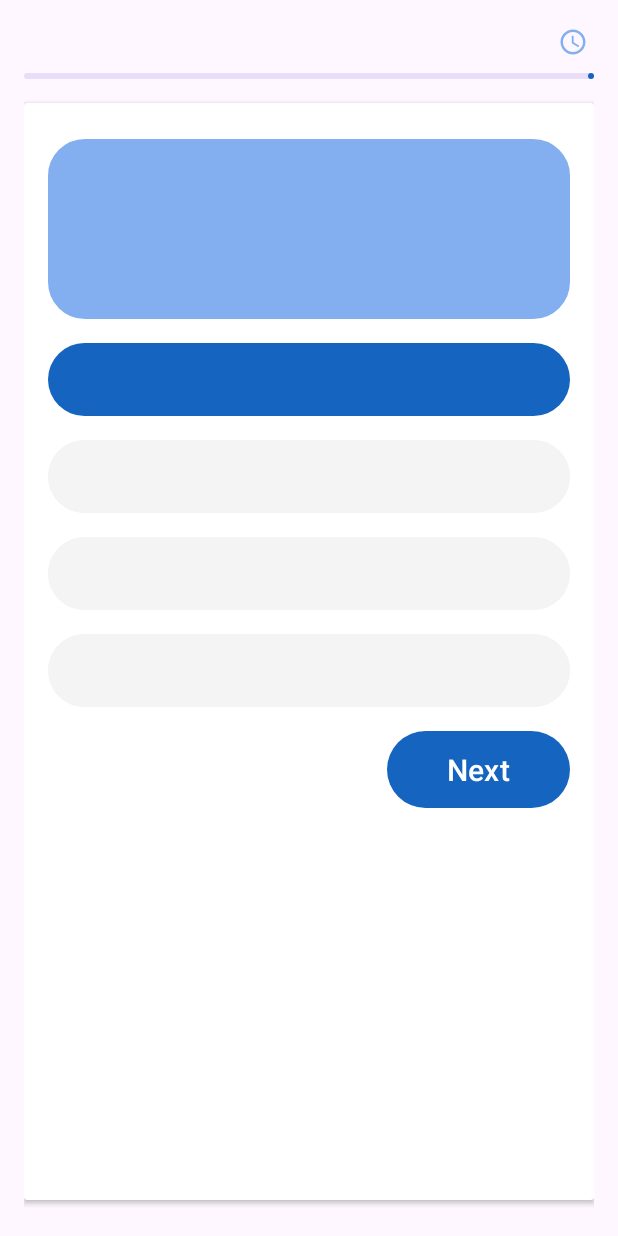
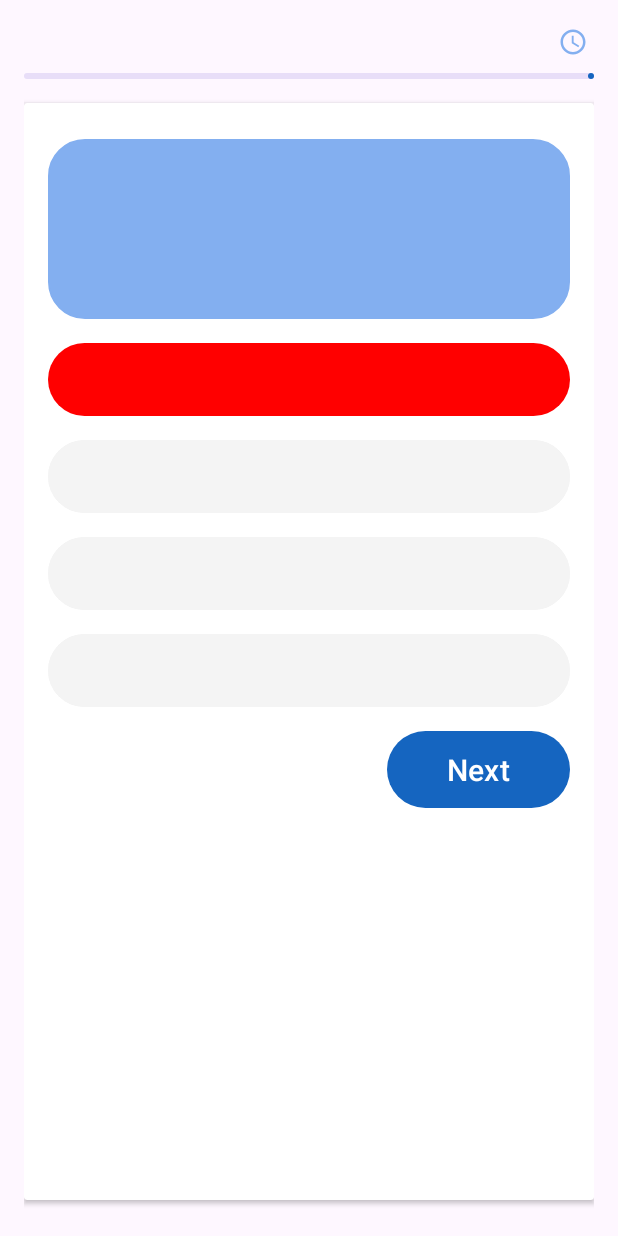
Before and after one commit to XoXoTheFrozenFox/HonoursProjectKotlin, an Android app: the QuizActivity screen opened directly, with no data from a screen before it, after a tap on an icon or button, on a phone screen of 412 x 824 dp. Run offline under Robolectric (Android 15) with nearby library versions, the phone set to English and light mode, and no system bars; 3 statements that could not run were skipped.

Commit message:
Added red and green ticks when correct answer is selected or wrong answer is selected
added

```diff
--- a/app/src/main/java/np/com/bimalkafle/quizonline/QuizActivity.kt
+++ b/app/src/main/java/np/com/bimalkafle/quizonline/QuizActivity.kt
@@ -11,20 +11,20 @@ import android.widget.Toast
 import androidx.appcompat.app.AlertDialog
 import np.com.bimalkafle.quizonline.databinding.ActivityQuizBinding
 import np.com.bimalkafle.quizonline.databinding.ScoreDialogBinding
-import kotlin.math.min
 
-class QuizActivity : AppCompatActivity(),View.OnClickListener {
+class QuizActivity : AppCompatActivity(), View.OnClickListener {
 
     companion object {
-        var questionModelList : List<QuestionModel> = listOf()
-        var time : String = ""
+        var questionModelList: List<QuestionModel> = listOf()
+        var time: String = ""
     }
 
     lateinit var binding: ActivityQuizBinding
 
-    var currentQuestionIndex = 0;
+    var currentQuestionIndex = 0
     var selectedAnswer = ""
-    var score = 0;
+    var score = 0
+    var isAnswerLocked = false
 
     override fun onCreate(savedInstanceState: Bundle?) {
         super.onCreate(savedInstanceState)
@@ -42,84 +42,148 @@ class QuizActivity : AppCompatActivity(),View.OnClickListener {
         startTimer()
     }
 
-    private fun startTimer(){
+    private fun startTimer() {
         val totalTimeInMillis = time.toInt() * 60 * 1000L
-        object : CountDownTimer(totalTimeInMillis,1000L){
+        object : CountDownTimer(totalTimeInMillis, 1000L) {
             override fun onTick(millisUntilFinished: Long) {
-                val seconds = millisUntilFinished /1000
-                val minutes = seconds/60
+                val seconds = millisUntilFinished / 1000
+                val minutes = seconds / 60
                 val remainingSeconds = seconds % 60
-                binding.timerIndicatorTextview.text = String.format("%02d:%02d", minutes,remainingSeconds)
-
+                binding.timerIndicatorTextview.text =
+                    String.format("%02d:%02d", minutes, remainingSeconds)
             }
 
             override fun onFinish() {
-                //Finish the quiz
+                // Finish the quiz
+                finishQuiz()
             }
-
         }.start()
     }
 
-    private fun loadQuestions(){
-        selectedAnswer = ""
-        if(currentQuestionIndex == questionModelList.size){
+    private fun loadQuestions() {
+        if (currentQuestionIndex == questionModelList.size) {
             finishQuiz()
             return
         }
 
         binding.apply {
-            questionIndicatorTextview.text = "Question ${currentQuestionIndex+1}/ ${questionModelList.size} "
+            questionIndicatorTextview.text =
+                "Question ${currentQuestionIndex + 1}/ ${questionModelList.size} "
             questionProgressIndicator.progress =
-                ( currentQuestionIndex.toFloat() / questionModelList.size.toFloat() * 100 ).toInt()
+                (currentQuestionIndex.toFloat() / questionModelList.size.toFloat() * 100).toInt()
             questionTextview.text = questionModelList[currentQuestionIndex].question
             btn0.text = questionModelList[currentQuestionIndex].options[0]
             btn1.text = questionModelList[currentQuestionIndex].options[1]
             btn2.text = questionModelList[currentQuestionIndex].options[2]
             btn3.text = questionModelList[currentQuestionIndex].options[3]
         }
+
+        isAnswerLocked = false // Enable answer selection for the current question
+        resetButtonColors() // Reset button colors to default
     }
 
     override fun onClick(view: View?) {
+        if (isAnswerLocked && view?.id != R.id.next_btn) return // Prevent changes if answer is locked
 
+        val clickedBtn = view as Button
+        when (clickedBtn.id) {
+            R.id.next_btn -> {
+                // Next button is clicked
+                if (selectedAnswer.isEmpty()) {
+                    Toast.makeText(applicationContext, "Please select an answer to continue", Toast.LENGTH_SHORT).show()
+                    return
+                }
+
+                if (selectedAnswer == questionModelList[currentQuestionIndex].correct) {
+                    score++
+                    Log.i("Score of quiz", score.toString())
+                } else {
+                    highlightCorrectAnswer()
+                }
+                isAnswerLocked = true // Lock the selection
+                currentQuestionIndex++
+                loadQuestions()
+            }
+            else -> {
+                // Option button is clicked
+                handleOptionClick(clickedBtn)
+            }
+        }
+    }
+
+    private fun handleOptionClick(selectedButton: Button) {
+        if (isAnswerLocked) return // Do nothing if answer is locked
+
+        selectedAnswer = selectedButton.text.toString()
+        highlightSelectedAnswer(selectedButton)
+        if (selectedAnswer == questionModelList[currentQuestionIndex].correct) {
+            selectedButton.setBackgroundColor(getColor(R.color.green))
+        } else {
+            selectedButton.setBackgroundColor(getColor(R.color.red))
+            highlightCorrectAnswer()
+        }
+        isAnswerLocked = true // Lock the selection after choosing an answer
+    }
+
+    private fun highlightSelectedAnswer(selectedButton: Button) {
+        binding.apply {
+            btn0.setBackgroundColor(getColor(R.color.gray))
+            btn1.setBackgroundColor(getColor(R.color.gray))
+            btn2.setBackgroundColor(getColor(R.color.gray))
+            btn3.setBackgroundColor(getColor(R.color.gray))
+
+            selectedButton.setBackgroundColor(getColor(R.color.orange))
+        }
+    }
+
+    private fun highlightCorrectAnswer() {
+        val correctAnswer = questionModelList[currentQuestionIndex].correct
+        val correctButton = findViewById<Button>(
+            when (correctAnswer) {
+                binding.btn0.text.toString() -> R.id.btn0
+                binding.btn1.text.toString() -> R.id.btn1
+                binding.btn2.text.toString() -> R.id.btn2
+                binding.btn3.text.toString() -> R.id.btn3
+                else -> R.id.btn0
+            }
+        )
+        correctButton.setBackgroundColor(getColor(R.color.green))
+
+        if (selectedAnswer != correctAnswer) {
+            val selectedButton = findViewById<Button>(
+                when (selectedAnswer) {
+                    binding.btn0.text.toString() -> R.id.btn0
+                    binding.btn1.text.toString() -> R.id.btn1
+                    binding.btn2.text.toString() -> R.id.btn2
+                    binding.btn3.text.toString() -> R.id.btn3
+                    else -> R.id.btn0
+                }
+            )
+            selectedButton.setBackgroundColor(getColor(R.color.red))
+        }
+    }
+
+    private fun resetButtonColors() {
         binding.apply {
             btn0.setBackgroundColor(getColor(R.color.gray))
             btn1.setBackgroundColor(getColor(R.color.gray))
             btn2.setBackgroundColor(getColor(R.color.gray))
             btn3.setBackgroundColor(getColor(R.color.gray))
         }
-
-        val clickedBtn = view as Button
-        if(clickedBtn.id==R.id.next_btn){
-            //next button is clicked
-            if(selectedAnswer.isEmpty()){
-                Toast.makeText(applicationContext,"Please select answer to continue",Toast.LENGTH_SHORT).show()
-                return;
-            }
-            if(selectedAnswer == questionModelList[currentQuestionIndex].correct){
-                score++
-                Log.i("Score of quiz",score.toString())
-            }
-            currentQuestionIndex++
-            loadQuestions()
-        }else{
-            //options button is clicked
-            selectedAnswer = clickedBtn.text.toString()
-            clickedBtn.setBackgroundColor(getColor(R.color.orange))
-        }
     }
 
-    private fun finishQuiz(){
+    private fun finishQuiz() {
         val totalQuestions = questionModelList.size
-        val percentage = ((score.toFloat() / totalQuestions.toFloat() ) *100 ).toInt()
+        val percentage = ((score.toFloat() / totalQuestions.toFloat()) * 100).toInt()
 
-        val dialogBinding  = ScoreDialogBinding.inflate(layoutInflater)
+        val dialogBinding = ScoreDialogBinding.inflate(layoutInflater)
         dialogBinding.apply {
             scoreProgressIndicator.progress = percentage
             scoreProgressText.text = "$percentage %"
-            if(percentage>=50){
+            if (percentage >= 50) {
                 scoreTitle.text = "Congrats! You have passed"
                 scoreTitle.setTextColor(Color.BLUE)
-            }else{
+            } else {
                 scoreTitle.text = "Oops! You have failed"
                 scoreTitle.setTextColor(Color.RED)
             }
@@ -133,6 +197,5 @@ class QuizActivity : AppCompatActivity(),View.OnClickListener {
             .setView(dialogBinding.root)
             .setCancelable(false)
             .show()
-
     }
 }
--- a/app/src/main/res/values/colors.xml
+++ b/app/src/main/res/values/colors.xml
@@ -5,5 +5,6 @@
     <color name="gray">#F4F4F4</color>
     <color name="orange">#1565C0</color>
     <color name="blue">#83aff0</color>
-
+    <color name="green">#00FF00</color>
+    <color name="red">#FF0000</color>
 </resources>
```
